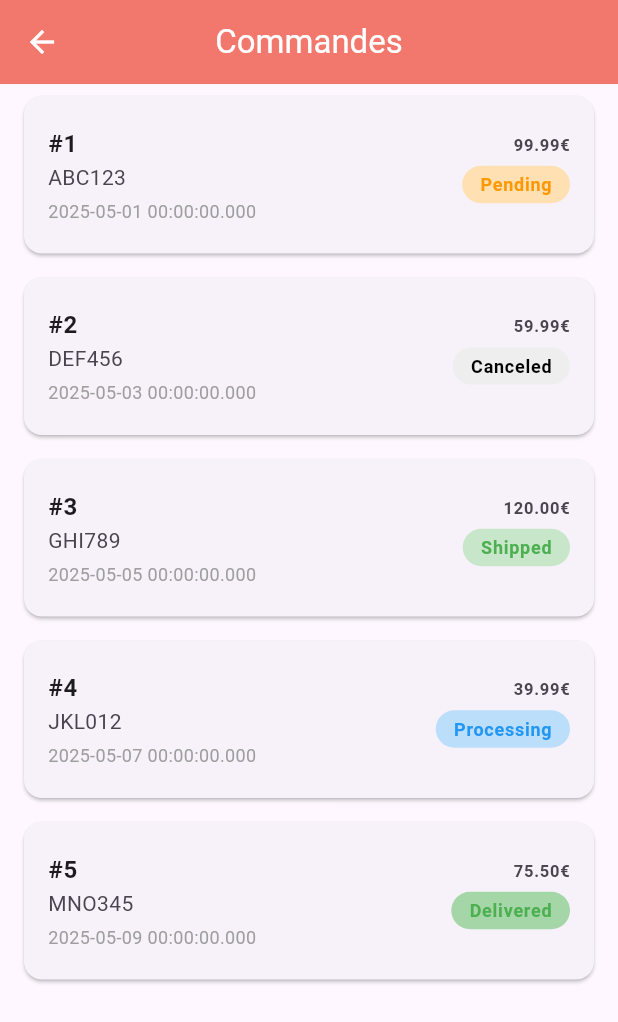
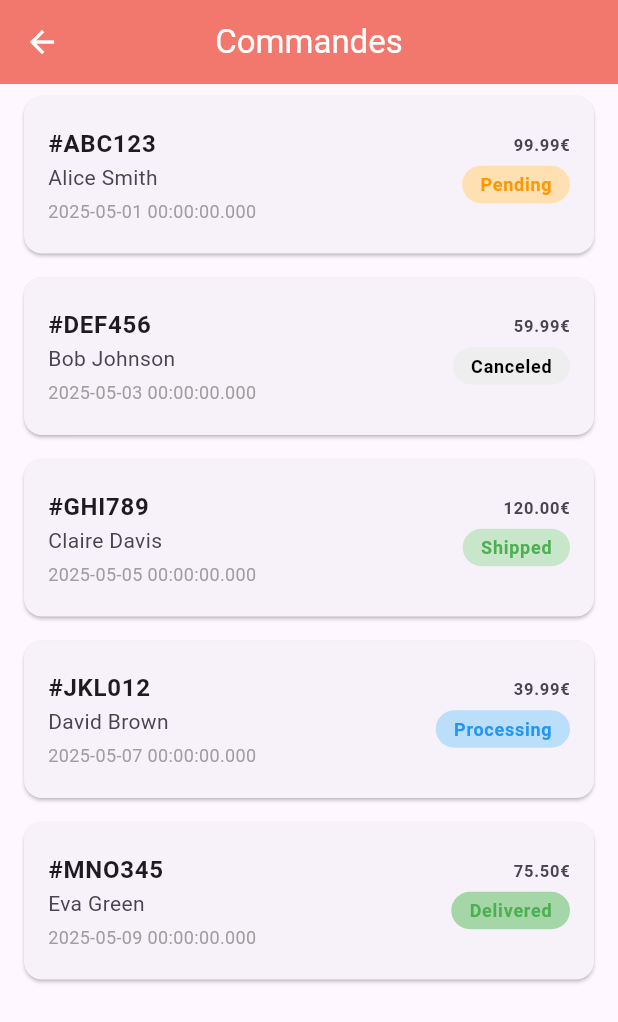
Before and after one commit to uha-fr/endyear_2025_gr01_mobileapp, a Flutter app: the CommandesPage screen opened directly, on a phone screen of 412 x 824 dp. Shown: the top 1022 px of the screen. Run offline on Flutter 3.47's test engine with Material 3 defaults, Android fonts, the phone set to English and light mode, and no system bars; our stand-ins replace dartz, get, lottie; project files that could hold a hidden picture were left out.

Commit message:
#10 ajout du nom du client au modèle et à la vue

```diff
--- a/lib/data/datasource/models/order.dart
+++ b/lib/data/datasource/models/order.dart
@@ -3,6 +3,7 @@ class OrderModel {
   String? reference;
   int? idCart;
   int? idCustomer;
+  String? customerName;
   int? idCurrency;
   int? idAddressDelivery;
   int? idAddressInvoice;
@@ -28,6 +29,7 @@ class OrderModel {
     this.reference,
     this.idCart,
     this.idCustomer,
+    this.customerName,
     this.idCurrency,
     this.idAddressDelivery,
     this.idAddressInvoice,
@@ -55,6 +57,7 @@ class OrderModel {
       reference: json['reference'],
       idCart: json['idCart'],
       idCustomer: json['idCustomer'],
+      customerName: json['customerName'],
       idCurrency: json['idCurrency'],
       idAddressDelivery: json['idAddressDelivery'],
       idAddressInvoice: json['idAddressInvoice'],
@@ -83,6 +86,7 @@ class OrderModel {
       'reference': reference,
       'idCart': idCart,
       'idCustomer': idCustomer,
+      'customerName': customerName,
       'idCurrency': idCurrency,
       'idAddressDelivery': idAddressDelivery,
       'idAddressInvoice': idAddressInvoice,
--- a/lib/data/datasource/static/orders.dart
+++ b/lib/data/datasource/static/orders.dart
@@ -6,6 +6,7 @@ List<OrderModel> ordersList = [
     reference: "ABC123",
     idCart: 10,
     idCustomer: 100,
+    customerName: "Alice Smith",
     idCurrency: 1,
     idAddressDelivery: 200,
     idAddressInvoice: 201,
@@ -31,6 +32,7 @@ List<OrderModel> ordersList = [
     reference: "DEF456",
     idCart: 11,
     idCustomer: 101,
+    customerName: "Bob Johnson",
     idCurrency: 1,
     idAddressDelivery: 202,
     idAddressInvoice: 203,
@@ -49,13 +51,13 @@ List<OrderModel> ordersList = [
     valid: true,
     recyclable: true,
     gift: false,
-    giftMessage: null,
   ),
   OrderModel(
     id: 3,
     reference: "GHI789",
     idCart: 12,
     idCustomer: 102,
+    customerName: "Claire Davis",
     idCurrency: 2,
     idAddressDelivery: 204,
     idAddressInvoice: 205,
@@ -74,13 +76,13 @@ List<OrderModel> ordersList = [
     valid: true,
     recyclable: false,
     gift: false,
-    giftMessage: null,
   ),
   OrderModel(
     id: 4,
     reference: "JKL012",
     idCart: 13,
     idCustomer: 103,
+    customerName: "David Brown",
     idCurrency: 1,
     idAddressDelivery: 206,
     idAddressInvoice: 207,
@@ -99,13 +101,13 @@ List<OrderModel> ordersList = [
     valid: false,
     recyclable: false,
     gift: false,
-    giftMessage: null,
   ),
   OrderModel(
     id: 5,
     reference: "MNO345",
     idCart: 14,
     idCustomer: 104,
+    customerName: "Eva Green",
     idCurrency: 1,
     idAddressDelivery: 208,
     idAddressInvoice: 209,
--- a/lib/view/screen/commands.dart
+++ b/lib/view/screen/commands.dart
@@ -27,8 +27,8 @@ class CommandesPage extends StatelessWidget {
           itemBuilder: (context, index) {
             final order = orderController.orders[index];
             return CustomOrderCard(
-              orderId: order.id.toString(),
-              customerName: order.reference ?? 'No Name',
+              orderId: order.reference.toString(),
+              customerName: order.customerName ?? 'No Name',
               date: order.dateAdd?.toString() ?? 'N/A',
               amount: order.totalPaid ?? 0.0,
               status: _getStatusFromState(order.currentState),
```
